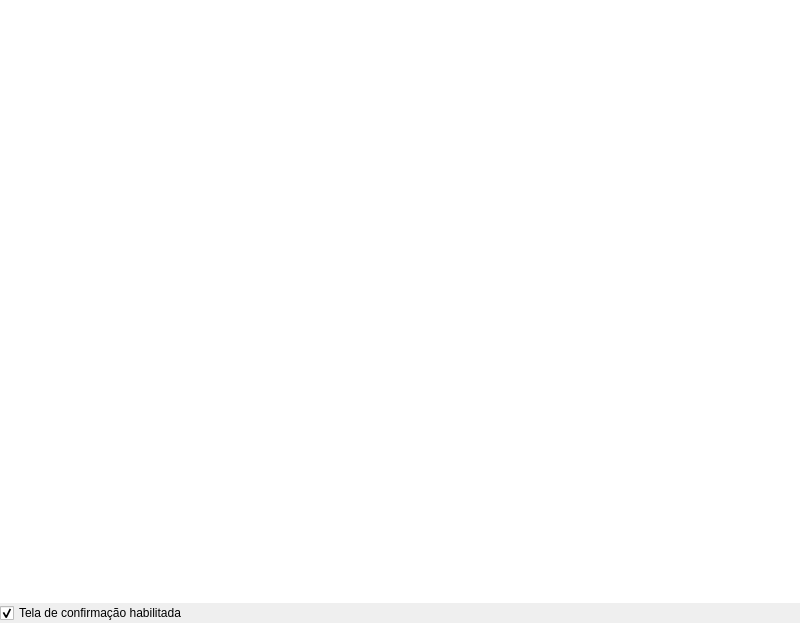
This is CGMenu.ui in frj2a/QtMenu as Qt 5 draws it before an edit. The edited form follows.
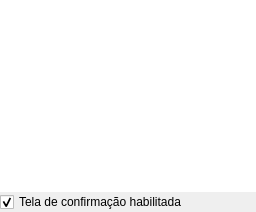
This is the edited form.

Diff of the .ui file:
```diff
--- a/CGMenu.ui
+++ b/CGMenu.ui
@@ -2,14 +2,6 @@
 <ui version="4.0">
  <class>CGMenu</class>
  <widget class="QWidget" name="CGMenu">
-  <property name="geometry">
-   <rect>
-    <x>0</x>
-    <y>0</y>
-    <width>800</width>
-    <height>623</height>
-   </rect>
-  </property>
   <property name="windowTitle">
    <string>CGMenu</string>
   </property>
@@ -31,12 +23,6 @@
    </property>
    <item>
     <widget class="QGraphicsView" name="gvMenu">
-     <property name="minimumSize">
-      <size>
-       <width>800</width>
-       <height>600</height>
-      </size>
-     </property>
      <property name="frameShape">
       <enum>QFrame::NoFrame</enum>
      </property>
```
